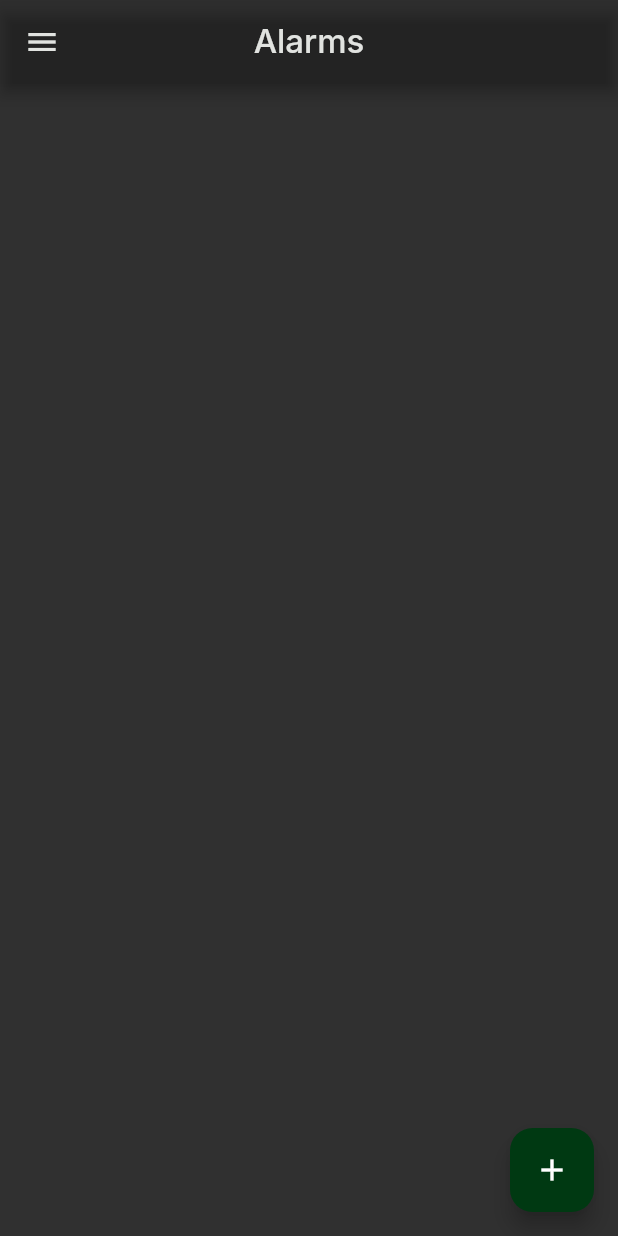
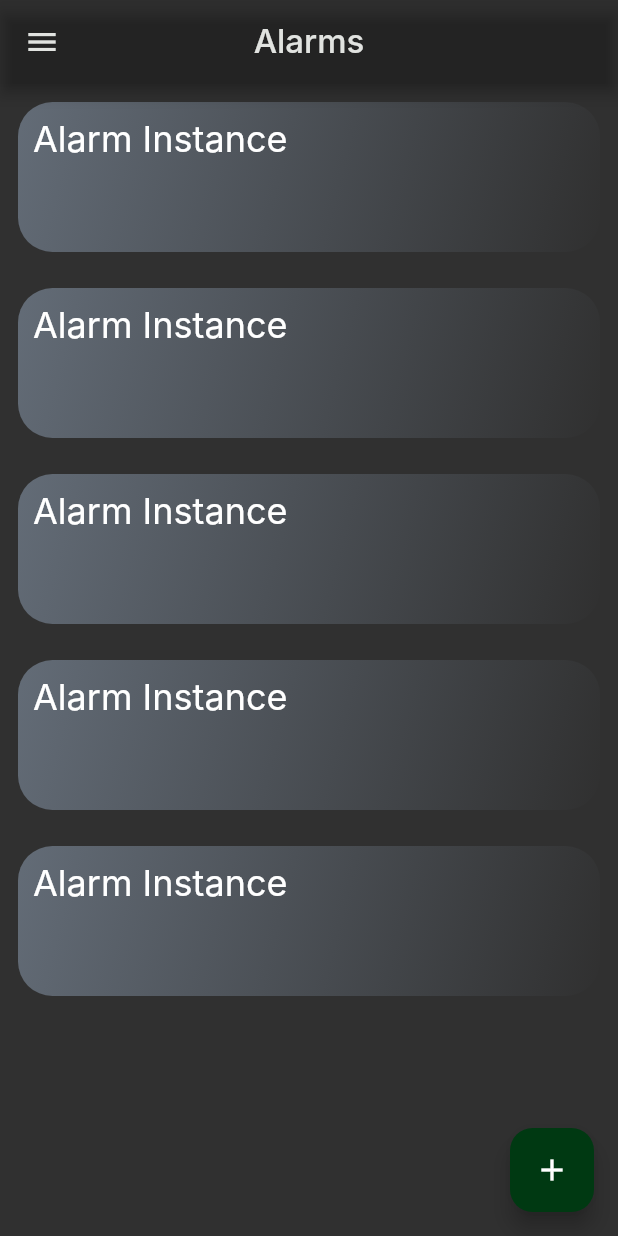
Before and after one commit to AndrewP77/ARISE, a Flutter app: the screen it shows after launch, on a phone screen of 412 x 824 dp. Run offline on Flutter 3.47's test engine with Material 2 defaults, Android fonts, the light colour scheme and no system bars; our stand-ins replace flutter_time_picker_spinner; Roboto replaces fonts that are missing (Inter).

Commit message:
Added Edit screen bottom sheets, Task categories selection screen, Alarm Instance container

```diff
--- /dev/null
+++ b/lib/AlarmInstance.dart
@@ -0,0 +1,35 @@
+import 'package:flutter/material.dart';
+
+
+//TODO: pass text/info
+class AlarmInstanceWidget extends StatefulWidget {
+  const AlarmInstanceWidget({Key? key}) : super(key: key);
+
+  @override
+  _AlarmInstanceWidgetState createState() => _AlarmInstanceWidgetState();
+}
+
+class _AlarmInstanceWidgetState extends State<AlarmInstanceWidget> {
+  @override
+  Widget build(BuildContext context) {
+    return SizedBox(
+      child: Container(
+        decoration: BoxDecoration(
+            gradient: const LinearGradient(
+            begin: Alignment.topLeft,
+            end: Alignment.bottomRight,
+            colors: [Color(0xff636c77), Color(0x00636c77)],
+          ),
+            //color: Colors.blueGrey,
+          borderRadius: BorderRadius.circular(23)
+        ),
+        padding: const EdgeInsets.all(10),
+        margin: const EdgeInsets.all(12),
+        //color: LinearGradient(begin: Alignment.topLeft, end: Alignment.bottomRight, colors: [Color(0xff636c77), Color(0x00636c77)], ),
+        height: 100,
+        width: MediaQuery.of(context).size.width,
+        child: Text('Alarm Instance', style: Theme.of(context).textTheme.headlineSmall,)
+      ),
+    );
+  }
+}
--- a/lib/AlarmListScreen.dart
+++ b/lib/AlarmListScreen.dart
@@ -1,3 +1,5 @@
+import 'package:arise/AlarmInstance.dart';
+
 import 'EditAlarm.dart';
 import 'package:flutter/cupertino.dart';
 import 'package:flutter/material.dart';
@@ -60,7 +62,12 @@ class _AlarmListScreenWidgetState extends State<AlarmListScreenWidget> {
           ],
         ),
       ),
-      //body: () {},
+      body: ListView(
+        padding: EdgeInsets.zero,
+        children: List.generate(5, (index) {
+          return AlarmInstanceWidget();
+        }),
+      ),
       floatingActionButton: FloatingActionButton(
         backgroundColor: Theme.of(context).colorScheme.onPrimary,
         shape:
--- a/lib/CustomForm.dart
+++ b/lib/CustomForm.dart
@@ -1,5 +1,5 @@
-import 'package:flutter/cupertino.dart';
 import 'package:flutter/material.dart';
+
 
 class MyCustomForm extends StatefulWidget {
   const MyCustomForm({super.key});
--- a/lib/EditAlarm.dart
+++ b/lib/EditAlarm.dart
@@ -51,6 +51,7 @@ class _EditAlarmWidgetState extends State<EditAlarmWidget> {
               trailing: Icon(Icons.arrow_right),
               onTap: () {
                 showModalBottomSheet(
+                    //TODO: lift bottom sheet when keyboard appears
                     shape: const RoundedRectangleBorder(
                         borderRadius: BorderRadius.only(
                             topLeft: Radius.circular(25),
```
